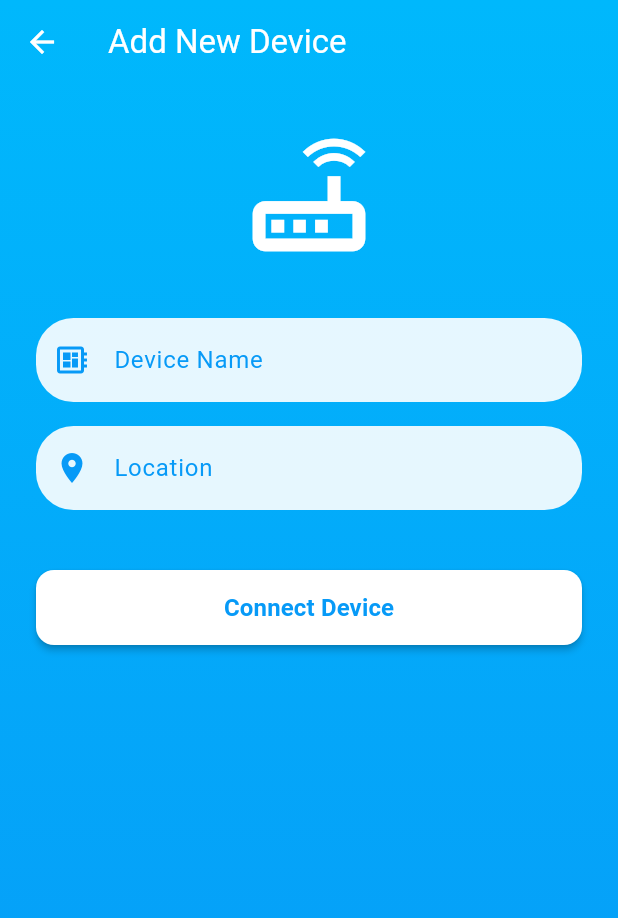
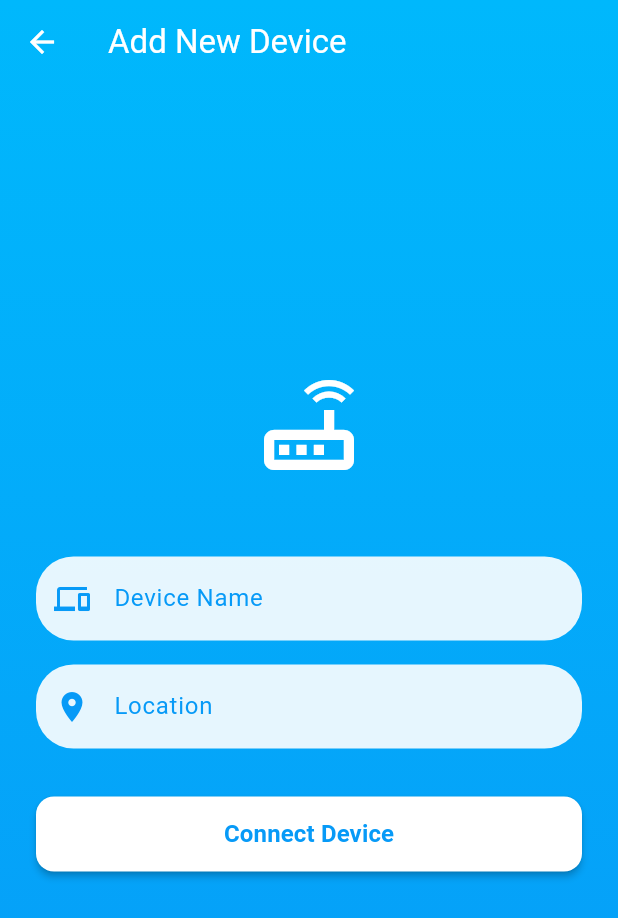
Before and after one commit to DmytroStarosta/flutter_application_1, a Flutter app: the AddDeviceScreen screen opened by its route, on a phone screen of 412 x 824 dp. Shown: the top 918 px of the screen. Run offline on Flutter 3.47's test engine with Material 3 defaults, Android fonts, the phone set to English and light mode, and no system bars; our stand-ins replace shared_preferences; accounts and stored records are empty.

Commit message:
add autologin

```diff
--- /dev/null
+++ b/devtools_options.yaml
@@ -0,0 +1,3 @@
+description: This file stores settings for Dart & Flutter DevTools.
+documentation: https://docs.flutter.dev/tools/devtools/extensions#configure-extension-enablement-states
+extensions:
--- a/lib/main.dart
+++ b/lib/main.dart
@@ -4,14 +4,19 @@ import 'package:flutter_application_1/pages/home_page.dart';
 import 'package:flutter_application_1/pages/login_page.dart';
 import 'package:flutter_application_1/pages/profile_page.dart';
 import 'package:flutter_application_1/pages/registration_page.dart';
+import 'package:shared_preferences/shared_preferences.dart';
 
+void main() async {
+  WidgetsFlutterBinding.ensureInitialized();
+  final prefs = await SharedPreferences.getInstance();
+  final bool isLoggedIn = prefs.getBool('isLoggedIn') ?? false;
 
-void main() {
-  runApp(const SmartMeteoApp());
+  runApp(SmartMeteoApp(isLoggedIn: isLoggedIn));
 }
 
 class SmartMeteoApp extends StatelessWidget {
-  const SmartMeteoApp({super.key});
+  final bool isLoggedIn;
+  const SmartMeteoApp({required this.isLoggedIn, super.key});
 
   @override
   Widget build(BuildContext context) {
@@ -22,7 +27,7 @@ class SmartMeteoApp extends StatelessWidget {
         colorScheme: ColorScheme.fromSeed(seedColor: Colors.blue),
         useMaterial3: true,
       ),
-      initialRoute: '/login',
+      initialRoute: isLoggedIn ? '/home' : '/login',
       routes: {
         '/login': (context) => const LoginScreen(),
         '/register': (context) => const RegisterScreen(),
--- a/lib/pages/add_device_page.dart
+++ b/lib/pages/add_device_page.dart
@@ -1,24 +1,45 @@
 import 'package:flutter/material.dart';
-
 import 'package:flutter_application_1/widgets/custom_button.dart';
 import 'package:flutter_application_1/widgets/custom_text_field.dart';
 
-class AddDeviceScreen extends StatelessWidget {
+class AddDeviceScreen extends StatefulWidget {
   const AddDeviceScreen({super.key});
+
+  @override
+  State<AddDeviceScreen> createState() => _AddDeviceScreenState();
+}
+
+class _AddDeviceScreenState extends State<AddDeviceScreen> {
+  final TextEditingController _nameController = TextEditingController();
+  final TextEditingController _locationController = TextEditingController();
+
+  @override
+  void dispose() {
+    _nameController.dispose();
+    _locationController.dispose();
+    super.dispose();
+  }
+
+  void _handleAddDevice() {
+    Navigator.pop(context);
+  }
 
   @override
   Widget build(BuildContext context) {
     return Scaffold(
-      extendBodyBehindAppBar: true,
       appBar: AppBar(
+        backgroundColor: Colors.transparent,
+        elevation: 0,
+        leading: IconButton(
+          icon: const Icon(Icons.arrow_back, color: Colors.white),
+          onPressed: () => Navigator.pop(context),
+        ),
         title: const Text(
           'Add New Device',
           style: TextStyle(color: Colors.white),
         ),
-        backgroundColor: Colors.transparent,
-        elevation: 0,
-        iconTheme: const IconThemeData(color: Colors.white),
       ),
+      extendBodyBehindAppBar: true,
       body: Container(
         width: double.infinity,
         height: double.infinity,
@@ -29,41 +50,36 @@ class AddDeviceScreen extends StatelessWidget {
             colors: [Color(0xFF00B8FC), Color(0xFF079AF7)],
           ),
         ),
-        child: SafeArea(
+        child: Center(
           child: SingleChildScrollView(
             padding: const EdgeInsets.all(24),
-            child: Center(
             child: ConstrainedBox(
               constraints: const BoxConstraints(maxWidth: 400),
               child: Column(
+                mainAxisAlignment: MainAxisAlignment.center,
                 children: [
                   const Icon(
                     Icons.router_outlined,
-                      size: 100,
+                    size: 80,
                     color: Colors.white,
                   ),
-                    const SizedBox(height: 24),
-                    const CustomTextField(
+                  const SizedBox(height: 40),
+                  CustomTextField(
                     label: 'Device Name',
-                      icon: Icons.developer_board,
+                    icon: Icons.devices,
+                    controller: _nameController,
                   ),
-                    const CustomTextField(
+                  CustomTextField(
                     label: 'Location',
                     icon: Icons.location_on,
+                    controller: _locationController,
                   ),
-                    const SizedBox(height: 32),
+                  const SizedBox(height: 24),
                   CustomButton(
                     text: 'Connect Device',
-                      onPressed: () {
-                        if (Navigator.canPop(context)) {
-                          Navigator.pop(context);
-                        } else {
-                          Navigator.pushReplacementNamed(context, '/home');
-                        }
-                      },
+                    onPressed: _handleAddDevice,
                   ),
                 ],
-                ),
               ),
             ),
           ),
--- a/lib/widgets/custom_text_field.dart
+++ b/lib/widgets/custom_text_field.dart
@@ -4,10 +4,12 @@ class CustomTextField extends StatefulWidget {
   final String label;
   final IconData icon;
   final bool isPassword;
+  final TextEditingController controller;
 
   const CustomTextField({
     required this.label,
     required this.icon,
+    required this.controller,
     super.key,
     this.isPassword = false,
   });
@@ -30,6 +32,7 @@ class _CustomTextFieldState extends State<CustomTextField> {
     return Padding(
       padding: const EdgeInsets.symmetric(vertical: 8),
       child: TextField(
+        controller: widget.controller,
         obscureText: _obscureText,
         decoration: InputDecoration(
           filled: true,
--- a/pubspec.yaml
+++ b/pubspec.yaml
@@ -30,6 +30,7 @@ environment:
 dependencies:
   flutter:
     sdk: flutter
+  shared_preferences: ^2.3.5
 
   # The following adds the Cupertino Icons font to your application.
   # Use with the CupertinoIcons class for iOS style icons.
```
Also changed, not shown: lib/pages/login_page.dart (+34 -5 lines), lib/pages/profile_page.dart (+15 -5 lines), lib/pages/registration_page.dart (+30 -4 lines), pubspec.lock, 1 other file. Lines whose indentation alone changed are shown as unchanged.
